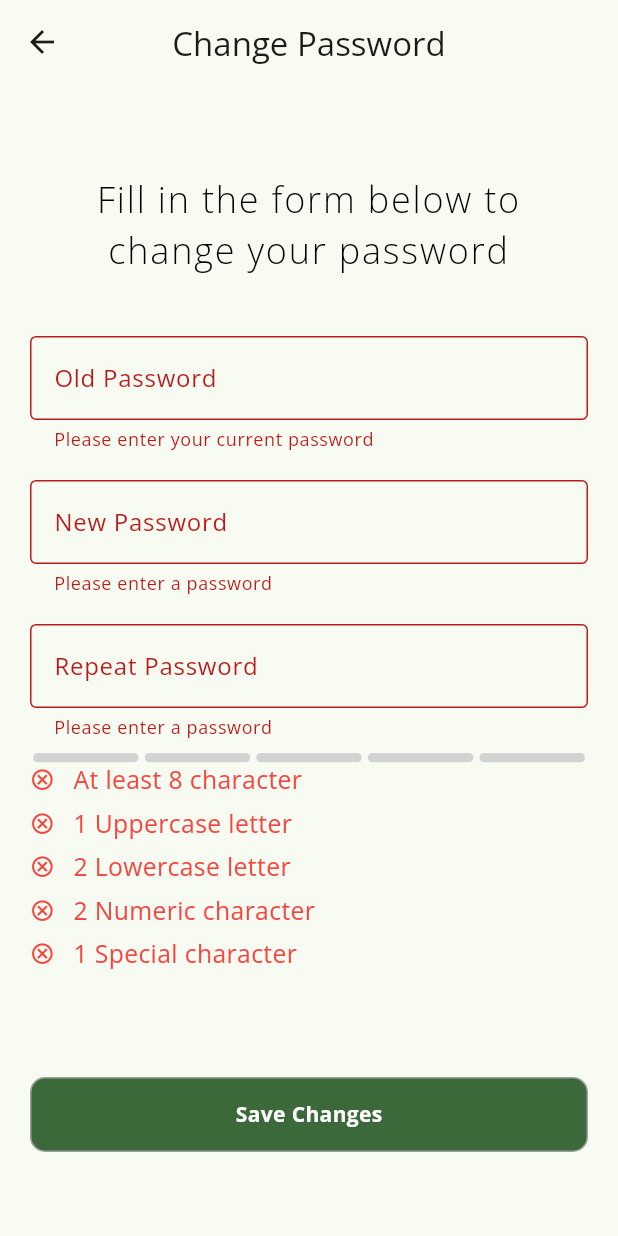
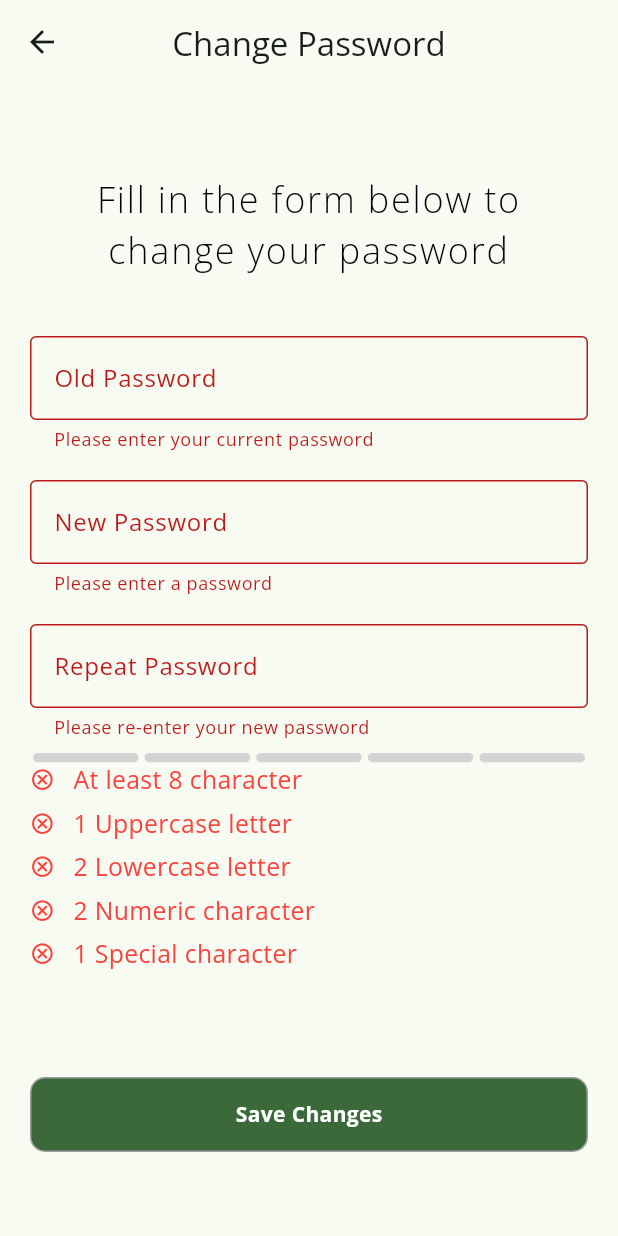
Before and after one commit to Dexterfury/gemini_risk_assessor, a Flutter app: the ChangePassword screen opened directly, after a tap on "Save Changes", on a phone screen of 412 x 824 dp. Run offline on Flutter 3.47's test engine with Material 3 defaults, Android fonts, the phone set to English and light mode, and no system bars; drawn by our look-alikes of flutter_pw_validator; our stand-ins replace cached_network_image, cloud_firestore, country_picker, firebase_auth, firebase_core, firebase_messaging and 20 more; missing offline and left inert: animated_read_more_text, floating_action_bubble, open_file_plus, syncfusion_flutter_pdf, syncfusion_flutter_signaturepad; accounts and stored records are empty; project files that could hold a hidden picture were left out.

Commit message:
finished with change password

```diff
--- a/lib/authentication/change_password.dart
+++ b/lib/authentication/change_password.dart
@@ -15,6 +15,8 @@ class _ChangePasswordState extends State<ChangePassword> {
   final GlobalKey<FormState> formKey = GlobalKey<FormState>();
   final TextEditingController _oldPasswordController = TextEditingController();
   final TextEditingController _newPasswordController = TextEditingController();
+
+  bool _isLoading = false;
 
   @override
   Widget build(BuildContext context) {
@@ -79,7 +81,7 @@ class _ChangePasswordState extends State<ChangePassword> {
                       TextFormField(
                         validator: (value) {
                           if (value!.isEmpty) {
-                            return 'Please enter a password';
+                            return 'Please re-enter your new password';
                           }
                           if (value != _newPasswordController.text) {
                             return 'Passwords do not match';
@@ -107,22 +109,34 @@ class _ChangePasswordState extends State<ChangePassword> {
                           onFail: () {}),
                       const SizedBox(height: 10),
                       const Spacer(),
-                      SizedBox(
+                      _isLoading
+                          ? const CircularProgressIndicator()
+                          : SizedBox(
                               height: 50,
                               width: double.infinity,
                               child: MainAppButton(
                                 label: 'Save Changes',
                                 onTap: () async {
                                   if (formKey.currentState!.validate()) {
+                                    setState(() {
+                                      _isLoading = true;
+                                    });
                                     await UserService.changePassword(
                                       context,
                                       _oldPasswordController.text,
                                       _newPasswordController.text,
                                     );
                                     print('Password changed successfully');
-                              // clear the form
+                                    formKey.currentState!.reset();
+                                    _newPasswordController.clear();
                                     _oldPasswordController.clear();
-                              _newPasswordController.clear();
+                                    setState(() {
+                                      _isLoading = false;
+                                    });
+                                    Future.delayed(const Duration(seconds: 1))
+                                        .whenComplete(() {
+                                      Navigator.pop(context);
+                                    });
                                   }
                                 },
                               ),
--- a/lib/screens/assessment_details_screen.dart
+++ b/lib/screens/assessment_details_screen.dart
@@ -1,8 +1,5 @@
-import 'dart:developer';
-
 import 'package:animations/animations.dart';
 import 'package:cloud_firestore/cloud_firestore.dart';
-import 'package:flutter/foundation.dart';
 import 'package:flutter/material.dart';
 import 'package:font_awesome_flutter/font_awesome_flutter.dart';
 import 'package:gemini_risk_assessor/buttons/animated_chat_button.dart';
--- a/lib/screens/create_assessment_screen.dart
+++ b/lib/screens/create_assessment_screen.dart
@@ -1,4 +1,3 @@
-import 'dart:developer';
 import 'package:animations/animations.dart';
 import 'package:flutter/material.dart';
 import 'package:gemini_risk_assessor/buttons/main_app_button.dart';
--- a/lib/screens/create_explainer_screen.dart
+++ b/lib/screens/create_explainer_screen.dart
@@ -1,5 +1,3 @@
-import 'dart:developer';
-
 import 'package:animations/animations.dart';
 import 'package:flutter/material.dart';
 import 'package:font_awesome_flutter/font_awesome_flutter.dart';
--- a/lib/screens/explainer_details_screen.dart
+++ b/lib/screens/explainer_details_screen.dart
@@ -1,5 +1,3 @@
-import 'dart:developer';
-
 import 'package:animations/animations.dart';
 import 'package:flutter/material.dart';
 import 'package:font_awesome_flutter/font_awesome_flutter.dart';
--- a/lib/screens/profile_screen.dart
+++ b/lib/screens/profile_screen.dart
@@ -238,7 +238,7 @@ class _ProfileScreenState extends State<ProfileScreen> {
                                       );
                                     },
                                   ),
-                                  //if (canChangePassword)
+                                  if (canChangePassword)
                                     SettingsListTile(
                                       title: 'Change Password',
                                       icon: Icons.lock,
```
Lines whose indentation alone changed are shown as unchanged.
